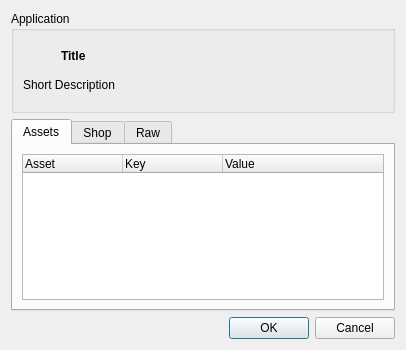
First picture: the form in gui/ExtendedInformationDialog.ui, repository dhtdht020/osc-dl, before the edit.
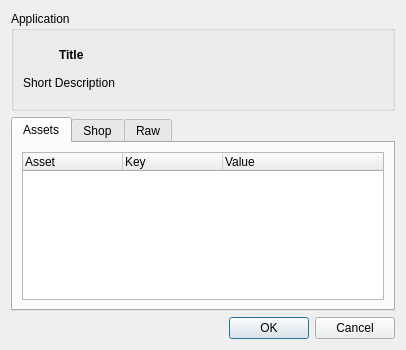
Second picture: the form after the edit.

Diff of the .ui file:
```diff
--- a/gui/ExtendedInformationDialog.ui
+++ b/gui/ExtendedInformationDialog.ui
@@ -75,14 +75,14 @@
               </property>
               <property name="minimumSize">
                <size>
-                <width>32</width>
-                <height>32</height>
+                <width>30</width>
+                <height>30</height>
                </size>
               </property>
               <property name="maximumSize">
                <size>
-                <width>32</width>
-                <height>32</height>
+                <width>30</width>
+                <height>30</height>
                </size>
               </property>
               <property name="text">
```
